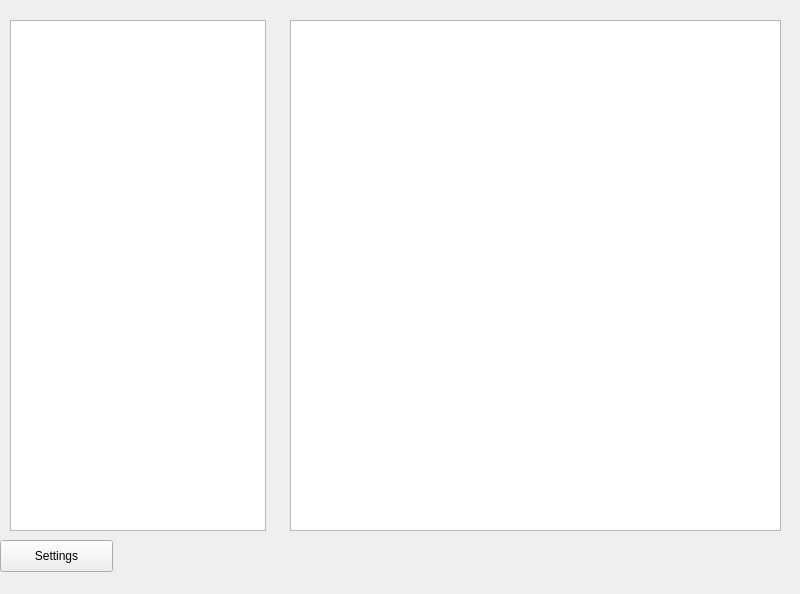
This is src/gui/noteswindow.ui in amazingblue/NextCloudNotesQT as Qt 5 draws it before an edit. The edited form follows.
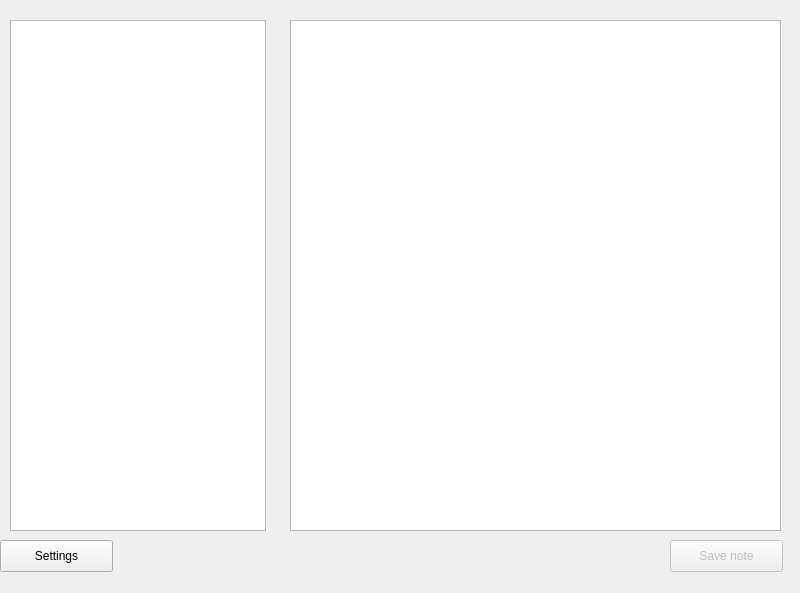
This is the edited form.

Patch:
```diff
--- a/src/gui/noteswindow.ui
+++ b/src/gui/noteswindow.ui
@@ -7,7 +7,7 @@
     <x>0</x>
     <y>0</y>
     <width>800</width>
-    <height>594</height>
+    <height>593</height>
    </rect>
   </property>
   <property name="windowTitle">
@@ -47,6 +47,22 @@
      </rect>
     </property>
    </widget>
+   <widget class="QPushButton" name="saveNoteButton">
+    <property name="enabled">
+     <bool>false</bool>
+    </property>
+    <property name="geometry">
+     <rect>
+      <x>670</x>
+      <y>540</y>
+      <width>113</width>
+      <height>32</height>
+     </rect>
+    </property>
+    <property name="text">
+     <string>Save note</string>
+    </property>
+   </widget>
   </widget>
   <widget class="QMenuBar" name="menubar">
    <property name="geometry">
```
Left out of the diff: 2 changed lines with no effect on the pictures.
